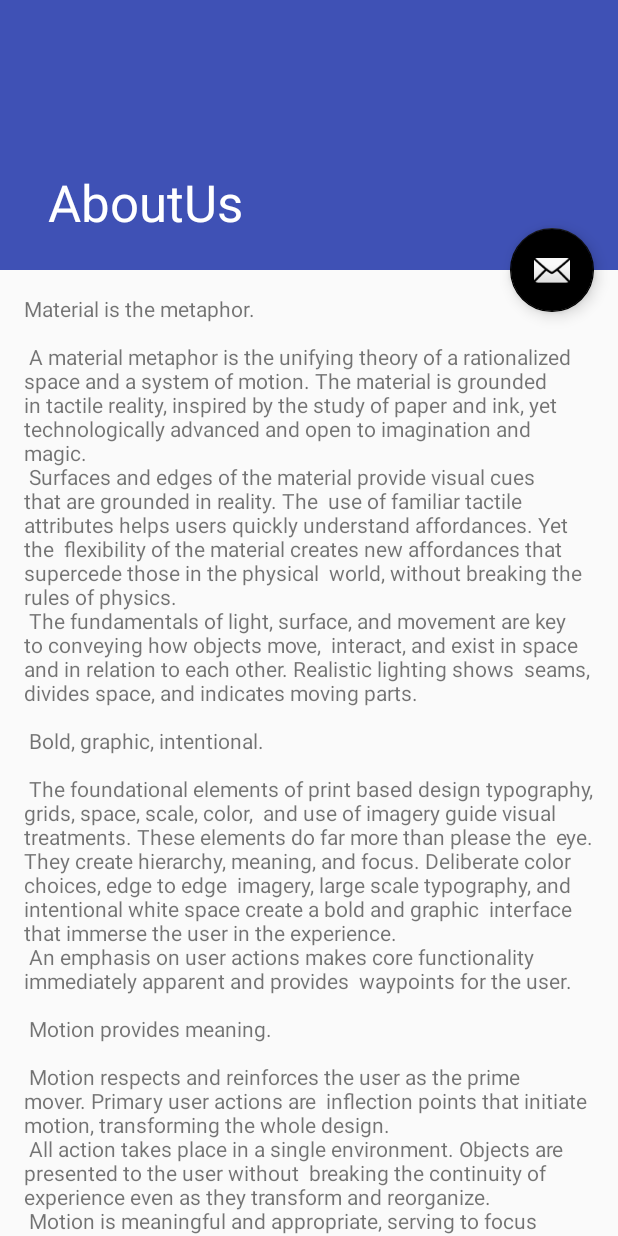
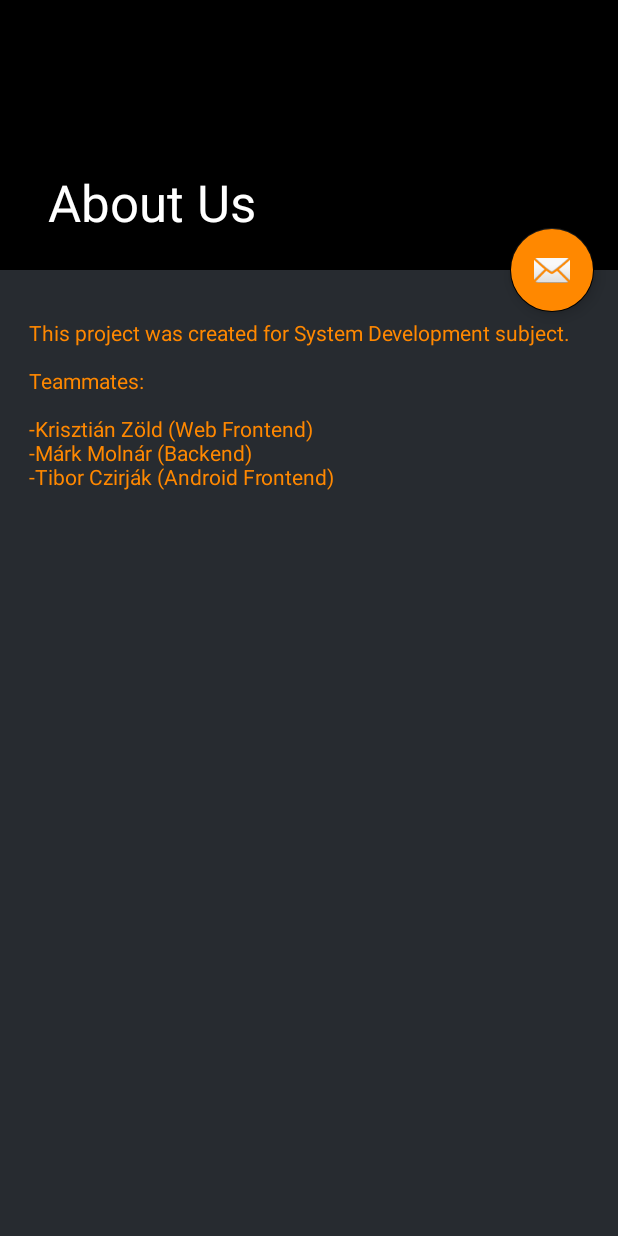
Before and after one commit to RFTteam/UnsolusAndroid, an Android app: the AboutUsActivity screen opened directly, with no data from a screen before it, on a phone screen of 412 x 824 dp. Run offline under Robolectric (Android 15) with nearby library versions, the phone set to English and light mode, and no system bars.

Commit message:
complete about us activity

```diff
--- a/app/src/main/java/rft/unideb/unsolus/LoginActivity.java
+++ b/app/src/main/java/rft/unideb/unsolus/LoginActivity.java
@@ -41,7 +41,7 @@ import java.util.List;
 import static android.Manifest.permission.READ_CONTACTS;
 //TODO:
 // - KEEP ME SIGNED IN BUTTON
-// - FORGOT YOUR PASSWORD? LINK
+//connect with backend
 /**
  * A login screen that offers login via email/password.
  */
@@ -78,7 +78,7 @@ public class LoginActivity extends AppCompatActivity implements LoaderCallbacks<
     protected void onCreate(Bundle savedInstanceState) {
         super.onCreate(savedInstanceState);
         setContentView(R.layout.activity_login);
-        // Set up the login form.
+
         mEmailView = (AutoCompleteTextView) findViewById(R.id.email);
         populateAutoComplete();
 
--- a/app/src/main/res/layout/activity_about_us.xml
+++ b/app/src/main/res/layout/activity_about_us.xml
@@ -20,6 +20,7 @@
             android:layout_height="match_parent"
             android:fitsSystemWindows="true"
             app:contentScrim="?attr/colorPrimary"
+            android:background="@android:color/black"
             app:layout_scrollFlags="scroll|exitUntilCollapsed">
 
             <android.support.v7.widget.Toolbar
@@ -41,6 +42,7 @@
         android:layout_margin="@dimen/fab_margin"
         app:layout_anchor="@id/app_bar"
         app:layout_anchorGravity="bottom|end"
+        android:backgroundTint="@color/orange"
         app:srcCompat="@android:drawable/ic_dialog_email" />
 
 </android.support.design.widget.CoordinatorLayout>
--- a/app/src/main/res/layout/content_about_us.xml
+++ b/app/src/main/res/layout/content_about_us.xml
@@ -4,6 +4,7 @@
     xmlns:tools="http://schemas.android.com/tools"
     android:layout_width="match_parent"
     android:layout_height="match_parent"
+    android:background="@color/backgroundColor"
     app:layout_behavior="@string/appbar_scrolling_view_behavior"
     tools:context="rft.unideb.unsolus.AboutUsActivity"
     tools:showIn="@layout/activity_about_us">
@@ -12,6 +13,7 @@
         android:layout_width="wrap_content"
         android:layout_height="wrap_content"
         android:layout_margin="@dimen/text_margin"
+        android:textColor="@color/orange"
         android:text="@string/large_text" />
 
 </android.support.v4.widget.NestedScrollView>
--- a/app/src/main/res/values/strings.xml
+++ b/app/src/main/res/values/strings.xml
@@ -439,95 +439,16 @@
     <string name="hello_blank_game_fragment">Hello blank GAMES fragment</string>
     <string name="hello_blank_fragment">Hello blank fragment</string>
     <string name="title_activity_account_settings">Settings</string>
-    <string name="title_activity_about_us">AboutUs</string>
+    <string name="title_activity_about_us">About Us</string>
     <string name="large_text">
-        "Material is the metaphor.\n\n"
+        "\n"
+        "This project was created for System Development subject.\n\n"
 
-        "A material metaphor is the unifying theory of a rationalized space and a system of motion."
-        "The material is grounded in tactile reality, inspired by the study of paper and ink, yet "
-        "technologically advanced and open to imagination and magic.\n"
-        "Surfaces and edges of the material provide visual cues that are grounded in reality. The "
-        "use of familiar tactile attributes helps users quickly understand affordances. Yet the "
-        "flexibility of the material creates new affordances that supercede those in the physical "
-        "world, without breaking the rules of physics.\n"
-        "The fundamentals of light, surface, and movement are key to conveying how objects move, "
-        "interact, and exist in space and in relation to each other. Realistic lighting shows "
-        "seams, divides space, and indicates moving parts.\n\n"
+        "Teammates:\n\n"
 
-        "Bold, graphic, intentional.\n\n"
-
-        "The foundational elements of print based design typography, grids, space, scale, color, "
-        "and use of imagery guide visual treatments. These elements do far more than please the "
-        "eye. They create hierarchy, meaning, and focus. Deliberate color choices, edge to edge "
-        "imagery, large scale typography, and intentional white space create a bold and graphic "
-        "interface that immerse the user in the experience.\n"
-        "An emphasis on user actions makes core functionality immediately apparent and provides "
-        "waypoints for the user.\n\n"
-
-        "Motion provides meaning.\n\n"
-
-        "Motion respects and reinforces the user as the prime mover. Primary user actions are "
-        "inflection points that initiate motion, transforming the whole design.\n"
-        "All action takes place in a single environment. Objects are presented to the user without "
-        "breaking the continuity of experience even as they transform and reorganize.\n"
-        "Motion is meaningful and appropriate, serving to focus attention and maintain continuity. "
-        "Feedback is subtle yet clear. Transitions are efﬁcient yet coherent.\n\n"
-
-        "3D world.\n\n"
-
-        "The material environment is a 3D space, which means all objects have x, y, and z "
-        "dimensions. The z-axis is perpendicularly aligned to the plane of the display, with the "
-        "positive z-axis extending towards the viewer. Every sheet of material occupies a single "
-        "position along the z-axis and has a standard 1dp thickness.\n"
-        "On the web, the z-axis is used for layering and not for perspective. The 3D world is "
-        "emulated by manipulating the y-axis.\n\n"
-
-        "Light and shadow.\n\n"
-
-        "Within the material environment, virtual lights illuminate the scene. Key lights create "
-        "directional shadows, while ambient light creates soft shadows from all angles.\n"
-        "Shadows in the material environment are cast by these two light sources. In Android "
-        "development, shadows occur when light sources are blocked by sheets of material at "
-        "various positions along the z-axis. On the web, shadows are depicted by manipulating the "
-        "y-axis only. The following example shows the card with a height of 6dp.\n\n"
-
-        "Resting elevation.\n\n"
-
-        "All material objects, regardless of size, have a resting elevation, or default elevation "
-        "that does not change. If an object changes elevation, it should return to its resting "
-        "elevation as soon as possible.\n\n"
-
-        "Component elevations.\n\n"
-
-        "The resting elevation for a component type is consistent across apps (e.g., FAB elevation "
-        "does not vary from 6dp in one app to 16dp in another app).\n"
-        "Components may have different resting elevations across platforms, depending on the depth "
-        "of the environment (e.g., TV has a greater depth than mobile or desktop).\n\n"
-
-        "Responsive elevation and dynamic elevation offsets.\n\n"
-
-        "Some component types have responsive elevation, meaning they change elevation in response "
-        "to user input (e.g., normal, focused, and pressed) or system events. These elevation "
-        "changes are consistently implemented using dynamic elevation offsets.\n"
-        "Dynamic elevation offsets are the goal elevation that a component moves towards, relative "
-        "to the component’s resting state. They ensure that elevation changes are consistent "
-        "across actions and component types. For example, all components that lift on press have "
-        "the same elevation change relative to their resting elevation.\n"
-        "Once the input event is completed or cancelled, the component will return to its resting "
-        "elevation.\n\n"
-
-        "Avoiding elevation interference.\n\n"
-
-        "Components with responsive elevations may encounter other components as they move between "
-        "their resting elevations and dynamic elevation offsets. Because material cannot pass "
-        "through other material, components avoid interfering with one another any number of ways, "
-        "whether on a per component basis or using the entire app layout.\n"
-        "On a component level, components can move or be removed before they cause interference. "
-        "For example, a floating action button (FAB) can disappear or move off screen before a "
-        "user picks up a card, or it can move if a snackbar appears.\n"
-        "On the layout level, design your app layout to minimize opportunities for interference. "
-        "For example, position the FAB to one side of stream of a cards so the FAB won’t interfere "
-        "when a user tries to pick up one of cards.\n\n"
+            "-Krisztián Zöld (Web Frontend)\n"
+            "-Márk Molnár (Backend)\n"
+            "-Tibor Czirják (Android Frontend)\n"
     </string>
     <string name="action_settings">Settings</string>
 
```
